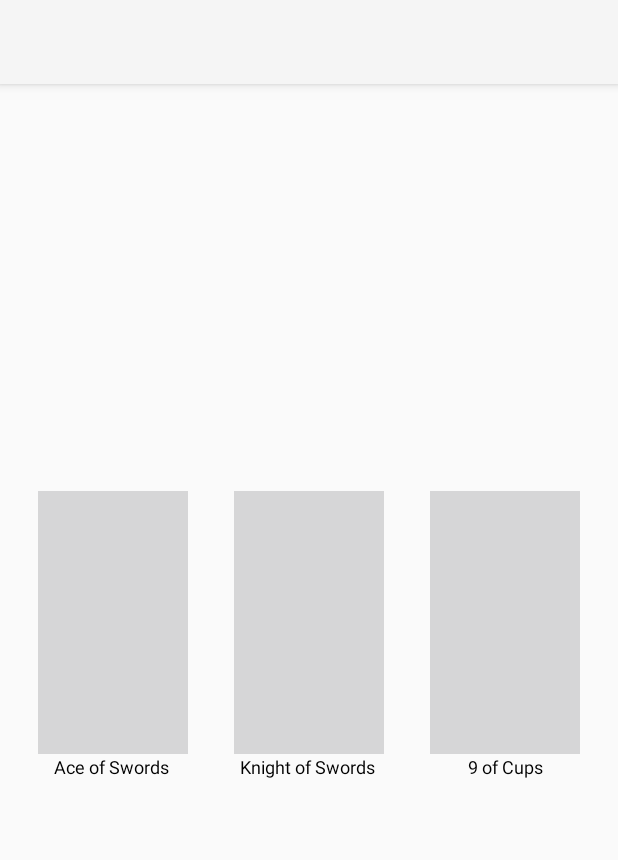
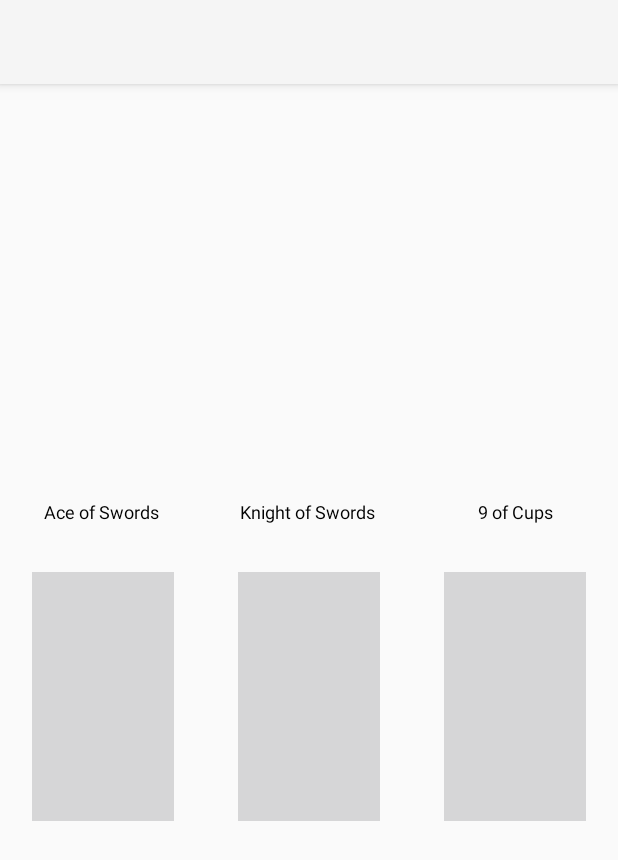
Before and after one commit to Fred374/Tarot, an Android app: the ThreeCardSpreadActivity screen opened directly, with no data from a screen before it, on a phone screen of 412 x 824 dp. Shown: the top 860 px of the screen. Run offline under Robolectric (Android 15) with nearby library versions, the phone set to English and light mode, and no system bars; our stand-ins replace Room's generated code.

Commit message:
Layout and Styling for Three Card Spread

```diff
--- a/app/src/main/java/com/example/tarot/ThreeCardSpreadActivity.java
+++ b/app/src/main/java/com/example/tarot/ThreeCardSpreadActivity.java
@@ -1,9 +1,12 @@
 package com.example.tarot;
 
+import android.graphics.drawable.Drawable;
 import android.os.Bundle;
+import android.widget.ImageView;
 import android.widget.TextView;
 
 import androidx.appcompat.app.AppCompatActivity;
+import androidx.core.content.ContextCompat;
 
 import java.util.NavigableSet;
 import java.util.TreeSet;
@@ -16,6 +19,7 @@ public class ThreeCardSpreadActivity extends AppCompatActivity {
         setContentView(R.layout.activity_three_card_spread);
 
         int[] txtVws = {R.id.card1, R.id.card2, R.id.card3};
+        int[] imgVws = {R.id.card1_image, R.id.card2_image, R.id.card3_image};
         NavigableSet<Integer> vals = new TreeSet();
         while (vals.size() < 3) {
             vals.add((int) (Math.random() * 78));
@@ -27,7 +31,10 @@ public class ThreeCardSpreadActivity extends AppCompatActivity {
                 for (int i = 0; i < cards.size(); i++) {
                     TextView txt = findViewById(txtVws[i]);
                     txt.setText(cards.get(i).getName());
-                    txt.setCompoundDrawablesWithIntrinsicBounds(0, cards.get(i).getDraw(), 0, 0);
+
+                    ImageView img = findViewById(imgVws[i]);
+                    Drawable drawable = ContextCompat.getDrawable(getApplicationContext(), cards.get(i).getDraw());
+                    img.setImageDrawable(drawable);
                 }
             }
         });
--- a/app/src/main/res/layout/activity_three_card_spread.xml
+++ b/app/src/main/res/layout/activity_three_card_spread.xml
@@ -1,40 +1,63 @@
 <?xml version="1.0" encoding="utf-8"?>
-<androidx.constraintlayout.widget.ConstraintLayout xmlns:android="http://schemas.android.com/apk/res/android"
-    xmlns:app="http://schemas.android.com/apk/res-auto"
+<LinearLayout xmlns:android="http://schemas.android.com/apk/res/android"
     xmlns:tools="http://schemas.android.com/tools"
     android:layout_width="match_parent"
     android:layout_height="match_parent"
+    android:orientation="horizontal"
     tools:context=".ThreeCardSpreadActivity">
 
-    <TextView
-        android:id="@+id/card1"
+    <LinearLayout
         style="@style/card_small"
-        android:text="Queen of Wands"
-        app:drawableTopCompat="@drawable/queen_of_wands"
-        app:layout_constraintBottom_toBottomOf="parent"
-        app:layout_constraintLeft_toLeftOf="parent"
-        app:layout_constraintRight_toLeftOf="@+id/card2"
-        app:layout_constraintTop_toTopOf="parent" />
+        android:layout_gravity="center"
+        android:layout_weight="1"
+        android:orientation="vertical">
 
-    <TextView
-        android:id="@+id/card2"
+        <TextView
+            android:id="@+id/card1"
+            style="@style/card_small_text"
+            android:layout_weight="2" />
+
+        <ImageView
+            android:id="@+id/card1_image"
+            style="@style/card_small_image"
+            android:layout_weight="8"
+            android:scaleType="centerInside" />
+    </LinearLayout>
+
+    <LinearLayout
         style="@style/card_small"
-        android:text="King of Wands"
-        app:drawableTopCompat="@drawable/king_of_wands"
-        app:layout_constraintBottom_toBottomOf="parent"
-        app:layout_constraintLeft_toRightOf="@id/card1"
-        app:layout_constraintRight_toLeftOf="@+id/card3"
-        app:layout_constraintTop_toTopOf="parent" />
+        android:layout_gravity="center"
+        android:layout_weight="1"
+        android:orientation="vertical">
 
-    <TextView
-        android:id="@+id/card3"
+        <TextView
+            android:id="@+id/card2"
+            style="@style/card_small_text"
+            android:layout_weight="2" />
+
+        <ImageView
+            android:id="@+id/card2_image"
+            style="@style/card_small_image"
+            android:layout_weight="8"
+            android:scaleType="centerInside" />
+    </LinearLayout>
+
+    <LinearLayout
         style="@style/card_small"
-        android:text="Knight of Wands"
-        app:drawableTopCompat="@drawable/knight_of_wands"
-        app:layout_constraintBottom_toBottomOf="parent"
-        app:layout_constraintLeft_toRightOf="@id/card2"
-        app:layout_constraintRight_toRightOf="parent"
-        app:layout_constraintTop_toTopOf="parent" />
+        android:layout_gravity="center"
+        android:layout_weight="1"
+        android:orientation="vertical">
 
+        <TextView
+            android:id="@+id/card3"
+            style="@style/card_small_text"
+            android:layout_weight="2" />
 
-</androidx.constraintlayout.widget.ConstraintLayout>
+        <ImageView
+            android:id="@+id/card3_image"
+            style="@style/card_small_image"
+            android:layout_weight="8"
+            android:scaleType="centerInside" />
+    </LinearLayout>
+
+</LinearLayout>
--- a/app/src/main/res/values/styles.xml
+++ b/app/src/main/res/values/styles.xml
@@ -3,7 +3,7 @@
 
     <style name="card_small">
         <item name="android:layout_width">wrap_content</item>
-        <item name="android:layout_height">160dp</item>
+        <item name="android:layout_height">170dp</item>
         <item name="android:layout_margin">5dp</item>
         <item name="android:clickable">true</item>
         <item name="android:focusable">true</item>
@@ -12,7 +12,7 @@
 
     <style name="card_small_text">
         <item name="android:layout_width">match_parent</item>
-        <item name="android:layout_height">30dp</item>
+        <item name="android:layout_height">40dp</item>
         <item name="android:layout_margin">5dp</item>
         <item name="android:textAlignment">center</item>
         <item name="android:textColor">@color/black</item>
```
